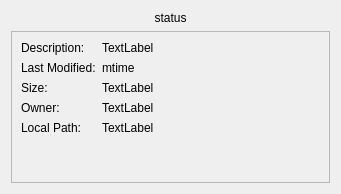
Qt form ui/repo-detail-dialog.ui (haiwen/seafile-client) before a commit.
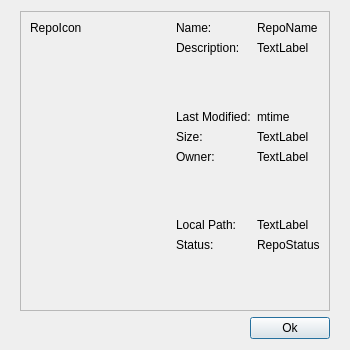
The same form after that commit.

Commit message: improve repo detail dialog

```diff
--- a/ui/repo-detail-dialog.ui
+++ b/ui/repo-detail-dialog.ui
@@ -6,8 +6,8 @@
    <rect>
     <x>0</x>
     <y>0</y>
-    <width>341</width>
-    <height>194</height>
+    <width>350</width>
+    <height>350</height>
    </rect>
   </property>
   <property name="sizePolicy">
@@ -20,119 +20,226 @@
    <string>Dialog</string>
   </property>
   <layout class="QVBoxLayout" name="verticalLayout">
-   <item>
-    <widget class="QLabel" name="mStatusLabel">
-     <property name="enabled">
-      <bool>true</bool>
-     </property>
-     <property name="sizePolicy">
-      <sizepolicy hsizetype="Preferred" vsizetype="Preferred">
-       <horstretch>0</horstretch>
-       <verstretch>0</verstretch>
-      </sizepolicy>
-     </property>
-     <property name="layoutDirection">
-      <enum>Qt::LeftToRight</enum>
-     </property>
-     <property name="text">
-      <string>status</string>
-     </property>
-     <property name="alignment">
-      <set>Qt::AlignCenter</set>
-     </property>
-    </widget>
-   </item>
+   <property name="leftMargin">
+    <number>20</number>
+   </property>
+   <property name="rightMargin">
+    <number>20</number>
+   </property>
    <item>
-    <widget class="QFrame" name="mFrame">
-     <property name="sizePolicy">
-      <sizepolicy hsizetype="Preferred" vsizetype="Expanding">
-       <horstretch>0</horstretch>
-       <verstretch>0</verstretch>
-      </sizepolicy>
-     </property>
+    <widget class="QFrame" name="frame">
      <property name="frameShape">
       <enum>QFrame::StyledPanel</enum>
      </property>
      <property name="frameShadow">
       <enum>QFrame::Raised</enum>
      </property>
+     <layout class="QHBoxLayout" name="horizontalLayout_2">
+      <item>
+       <widget class="QLabel" name="mRepoIcon">
+        <property name="text">
+         <string>RepoIcon</string>
+        </property>
+        <property name="alignment">
+         <set>Qt::AlignLeading|Qt::AlignLeft|Qt::AlignTop</set>
+        </property>
+       </widget>
+      </item>
+      <item>
      <layout class="QFormLayout" name="formLayout">
-      <property name="fieldGrowthPolicy">
-       <enum>QFormLayout::FieldsStayAtSizeHint</enum>
-      </property>
       <item row="0" column="0">
+         <widget class="QLabel" name="label_5">
+          <property name="text">
+           <string>Name:</string>
+          </property>
+         </widget>
+        </item>
+        <item row="0" column="1">
+         <widget class="QLabel" name="mRepoName">
+          <property name="text">
+           <string>RepoName</string>
+          </property>
+          <property name="wordWrap">
+           <bool>true</bool>
+          </property>
+         </widget>
+        </item>
+        <item row="1" column="0">
        <widget class="QLabel" name="label_2">
         <property name="text">
          <string>Description:</string>
         </property>
        </widget>
       </item>
-      <item row="0" column="1">
+        <item row="1" column="1">
        <widget class="QLabel" name="mDesc">
         <property name="text">
          <string>TextLabel</string>
         </property>
-       </widget>
-      </item>
-      <item row="1" column="0">
+          <property name="wordWrap">
+           <bool>true</bool>
+          </property>
+         </widget>
+        </item>
+        <item row="3" column="0">
        <widget class="QLabel" name="label_3">
         <property name="text">
          <string>Last Modified:</string>
         </property>
        </widget>
       </item>
-      <item row="1" column="1">
+        <item row="3" column="1">
        <widget class="QLabel" name="mTimeLabel">
         <property name="text">
          <string>mtime</string>
         </property>
        </widget>
       </item>
-      <item row="2" column="0">
+        <item row="4" column="0">
        <widget class="QLabel" name="label">
         <property name="text">
          <string>Size:</string>
         </property>
        </widget>
       </item>
-      <item row="2" column="1">
+        <item row="4" column="1">
        <widget class="QLabel" name="mSizeLabel">
         <property name="text">
          <string>TextLabel</string>
         </property>
        </widget>
       </item>
-      <item row="3" column="0">
+        <item row="5" column="0">
        <widget class="QLabel" name="label_6">
         <property name="text">
          <string>Owner:</string>
         </property>
        </widget>
       </item>
-      <item row="3" column="1">
+        <item row="5" column="1">
        <widget class="QLabel" name="mOwnerLabel">
         <property name="text">
          <string>TextLabel</string>
         </property>
        </widget>
       </item>
-      <item row="4" column="0">
+        <item row="7" column="0">
        <widget class="QLabel" name="lpathLabel">
         <property name="text">
          <string>Local Path:</string>
         </property>
        </widget>
       </item>
-      <item row="4" column="1">
+        <item row="7" column="1">
        <widget class="QLabel" name="mLpathLabel">
         <property name="text">
          <string>TextLabel</string>
         </property>
-       </widget>
-      </item>
-     </layout>
+          <property name="textInteractionFlags">
+           <set>Qt::LinksAccessibleByMouse|Qt::TextSelectableByKeyboard|Qt::TextSelectableByMouse</set>
+          </property>
+         </widget>
+        </item>
+        <item row="8" column="0">
+         <widget class="QLabel" name="label_4">
+          <property name="text">
+           <string>Status:</string>
+          </property>
+         </widget>
+        </item>
+        <item row="8" column="1">
+         <widget class="QLabel" name="mStatus">
+          <property name="enabled">
+           <bool>true</bool>
+          </property>
+          <property name="sizePolicy">
+           <sizepolicy hsizetype="Preferred" vsizetype="Preferred">
+            <horstretch>0</horstretch>
+            <verstretch>0</verstretch>
+           </sizepolicy>
+          </property>
+          <property name="layoutDirection">
+           <enum>Qt::LeftToRight</enum>
+          </property>
+          <property name="text">
+           <string>RepoStatus</string>
+          </property>
+          <property name="alignment">
+           <set>Qt::AlignLeading|Qt::AlignLeft|Qt::AlignVCenter</set>
+          </property>
+          <property name="wordWrap">
+           <bool>true</bool>
+          </property>
+         </widget>
+        </item>
+        <item row="2" column="0">
+         <spacer name="verticalSpacer">
+          <property name="orientation">
+           <enum>Qt::Vertical</enum>
+          </property>
+          <property name="sizeHint" stdset="0">
+           <size>
+            <width>20</width>
+            <height>40</height>
+           </size>
+          </property>
+         </spacer>
+        </item>
+        <item row="6" column="0">
+         <spacer name="verticalSpacer_2">
+          <property name="orientation">
+           <enum>Qt::Vertical</enum>
+          </property>
+          <property name="sizeHint" stdset="0">
+           <size>
+            <width>20</width>
+            <height>40</height>
+           </size>
+          </property>
+         </spacer>
+        </item>
+        <item row="9" column="0">
+         <spacer name="verticalSpacer_3">
+          <property name="orientation">
+           <enum>Qt::Vertical</enum>
+          </property>
+          <property name="sizeHint" stdset="0">
+           <size>
+            <width>20</width>
+            <height>40</height>
+           </size>
+          </property>
+         </spacer>
+        </item>
+       </layout>
+      </item>
+     </layout>
     </widget>
    </item>
+   <item>
+    <layout class="QHBoxLayout" name="horizontalLayout">
+     <item>
+      <spacer name="horizontalSpacer">
+       <property name="orientation">
+        <enum>Qt::Horizontal</enum>
+       </property>
+       <property name="sizeHint" stdset="0">
+        <size>
+         <width>40</width>
+         <height>20</height>
+        </size>
+       </property>
+      </spacer>
+     </item>
+     <item>
+      <widget class="QPushButton" name="pushButton">
+       <property name="text">
+        <string>Ok</string>
+       </property>
+      </widget>
+     </item>
+    </layout>
+   </item>
   </layout>
  </widget>
  <resources/>
```
Left out of the diff: 19 changed lines with no effect on the pictures. Lines whose indentation alone changed are shown as unchanged. The commit also changes 6 other files.
